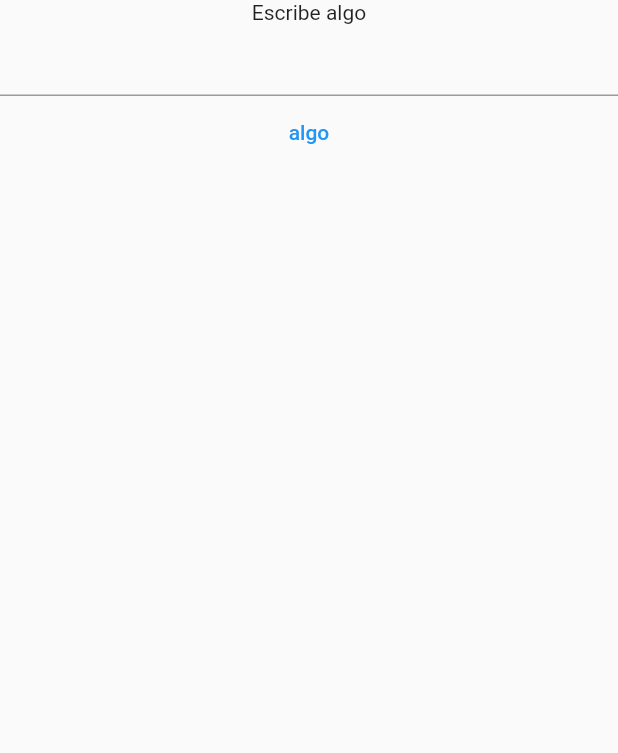
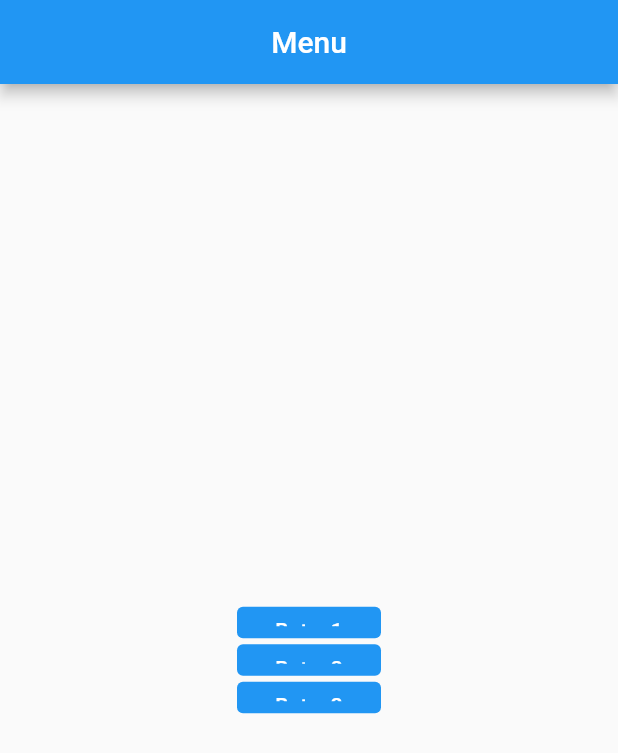
Before and after one commit to brandonruiz123/HP-API, a Flutter app: the screen it shows after launch, on a phone screen of 412 x 824 dp. Shown: the top 753 px of the screen. Run offline on Flutter 3.47's test engine with Material 2 defaults, Android fonts, the phone set to English and light mode, and no system bars; our stand-ins replace bloc, flutter_bloc, fpdart.

Commit message:
Agrega Eventos y Estados, Crea una nueva Vista y Renombra PrimeraPantalla por MostrandoMenu

```diff
--- a/hp_api_application/lib/caracteristicas/verificaciones/bloc.dart
+++ b/hp_api_application/lib/caracteristicas/verificaciones/bloc.dart
@@ -6,16 +6,27 @@ class Estado {}
 
 class Creandose extends Estado {}
 
-class PrimeraPantalla extends Estado {}
+class MostrandoMenu extends Estado{}
+
+class SolicitandoPersonaje extends Estado {}
+
+class MostrandoPersonaje extends Estado {}
 
 class Evento {}
 
 class Creado extends Evento {}
 
+class ClickMenuPersonaje extends Evento{}
+
+class PersonajeSolicitado extends Evento{}
+
 class BlocVerificacion extends Bloc<Evento, Estado> {
   BlocVerificacion() : super(Creandose()) {
     on<Creado>((event, emit) {
-      emit(PrimeraPantalla());
+      emit(MostrandoMenu());
+    });
+    on<ClickMenuPersonaje>((event, emit) {
+      emit(SolicitandoPersonaje());
     });
   }
 }
--- /dev/null
+++ b/hp_api_application/lib/caracteristicas/verificaciones/vistas/vista_mostrando_menu.dart
@@ -0,0 +1,62 @@
+import 'package:flutter/material.dart';
+
+class VistaMostrandoMenu extends StatelessWidget {
+  const VistaMostrandoMenu ({super.key});
+
+  @override
+  Widget build(BuildContext context) {
+    return MaterialApp(
+      title: 'HP-API',
+      home: Scaffold(
+        appBar: AppBar(
+          title: const Center(child: Text('Menu'),),
+        ),
+        body:const Center(child: Botones(),),
+      ),
+    );
+  }
+}
+
+
+class Botones extends StatelessWidget {
+  const Botones({super.key});
+
+  @override
+  Widget build(BuildContext context) {
+    return Center(
+      child: Column(
+        mainAxisAlignment: MainAxisAlignment.center,
+        children: const [  Boton(texto: 'Boton1'),
+        Boton(texto: 'Boton2'),
+        Boton(texto: 'Boton3')
+        ],
+      ),
+    );
+  }
+}
+
+
+class Boton extends StatelessWidget {
+  final String? texto;
+  const Boton({super.key, this.texto});
+
+  @override
+  Widget build(BuildContext context) {
+    return SizedBox(
+
+      height: 25,
+      width: 100,
+      child: Padding(
+        padding: const EdgeInsets.all(2),
+        child: TextButton(
+  style: ButtonStyle(
+        foregroundColor: MaterialStateProperty.all<Color>(Colors.white),
+        backgroundColor: MaterialStateProperty.all<Color>(Colors.blue)
+  ),
+  onPressed: () { },
+  child: Center(child:Text('$texto')),
+),
+      ),
+    );
+  }
+}
--- a/hp_api_application/lib/main.dart
+++ b/hp_api_application/lib/main.dart
@@ -1,7 +1,7 @@
 import 'package:flutter/material.dart';
 import 'package:flutter_bloc/flutter_bloc.dart';
 import 'package:hp_api_application/caracteristicas/verificaciones/bloc.dart';
-import 'package:hp_api_application/caracteristicas/verificaciones/vistas/vista_primera_pantalla.dart';
+import 'package:hp_api_application/caracteristicas/verificaciones/vistas/vista_mostrando_menu.dart';
 import 'caracteristicas/verificaciones/vistas/vista_creandose.dart';
 
 void main() {
@@ -39,8 +39,8 @@ class Aplicacion extends StatelessWidget {
           if (estado is Creandose) {
             return const VistaCreandose();
           }
-          if (estado is PrimeraPantalla) {
-            return const VistaPrimeraPantalla();
+          if (estado is MostrandoMenu) {
+            return const VistaMostrandoMenu();
           }
           return const Center(child: Text('Error 404'));
         }),
```
Also changed, not shown: 1 other file.
